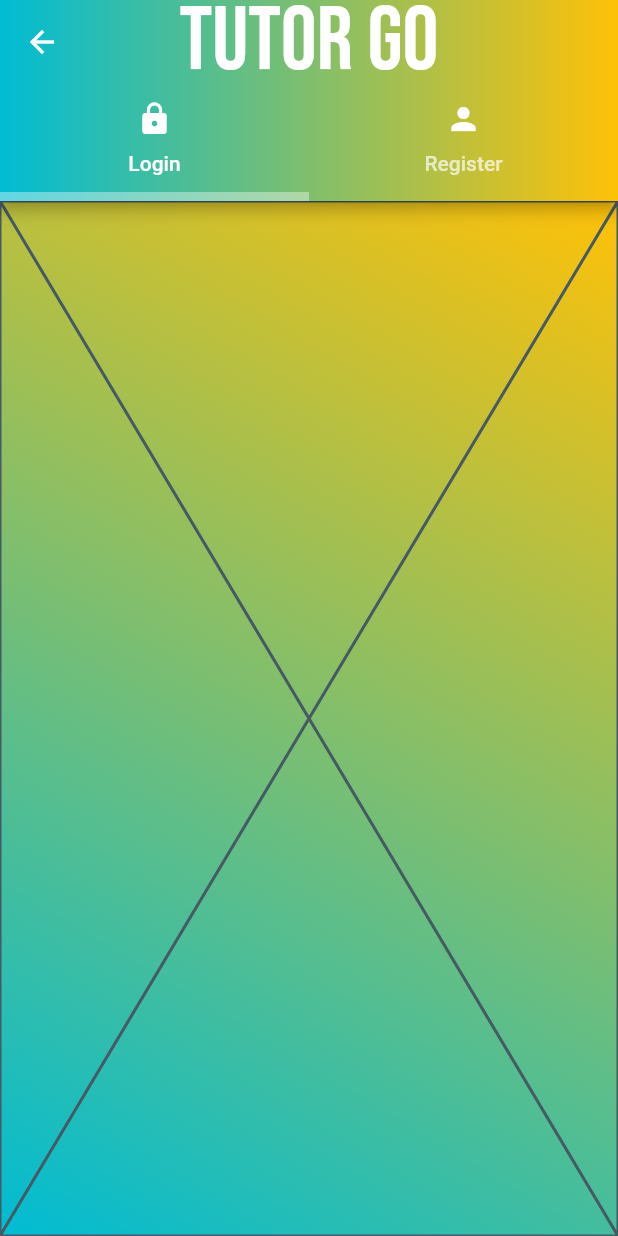
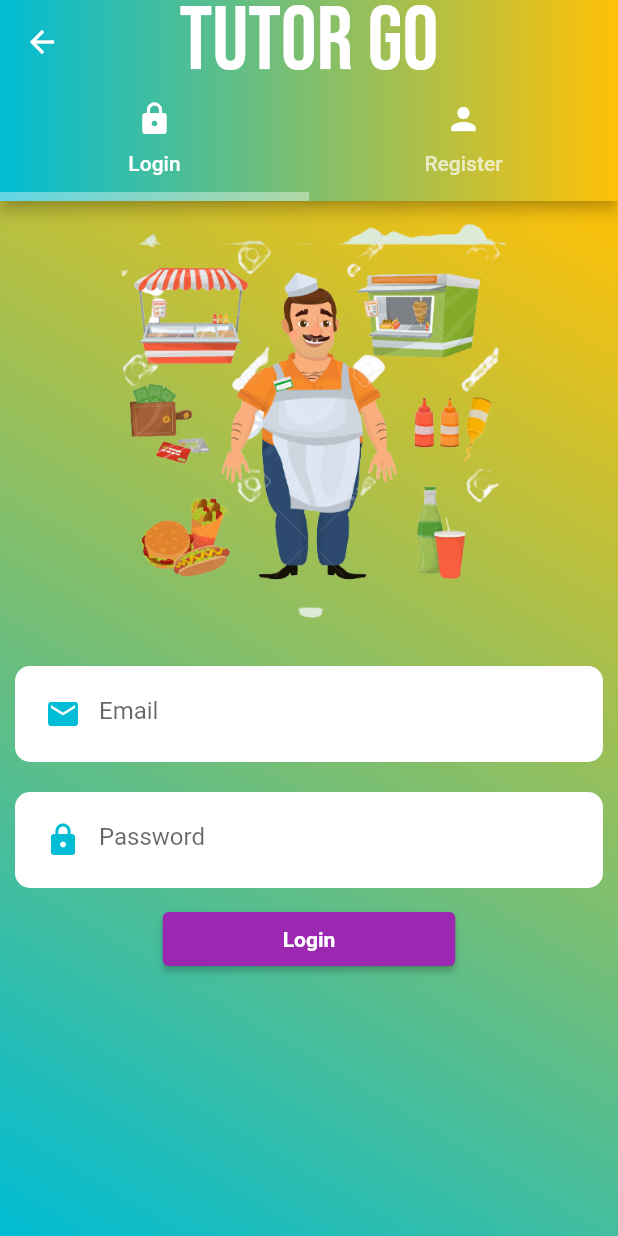
Before and after one commit to name-iffat/tuition_app, a Flutter app: the screen it shows after launch, on a phone screen of 412 x 824 dp. Run offline on Flutter 3.47's test engine with Material 2 defaults, Android fonts, the light colour scheme and no system bars; our stand-ins replace image_picker.

Commit message:
Login scrn

```diff
--- a/lib/authentication/login.dart
+++ b/lib/authentication/login.dart
@@ -1,4 +1,6 @@
 import 'package:flutter/material.dart';
+
+import '../widgets/custom_text_field.dart';
 
 class LoginScreen extends StatefulWidget {
   const LoginScreen({super.key});
@@ -8,8 +10,62 @@ class LoginScreen extends StatefulWidget {
 }
 
 class _LoginScreenState extends State<LoginScreen> {
+
+  final GlobalKey<FormState> _formKey = GlobalKey<FormState>();
+  TextEditingController emailController = TextEditingController();
+  TextEditingController passwordController = TextEditingController();
+
+
   @override
   Widget build(BuildContext context) {
-    return const Placeholder();
+    return SingleChildScrollView(
+      child: Column(
+        mainAxisSize: MainAxisSize.max,
+        children: [
+          Container(
+            alignment: Alignment.bottomCenter,
+            child: Padding(
+              padding: EdgeInsets.all(15),
+              child: Image.asset(
+                "images/seller.png",
+                    height: 270,
+              ),
+            ),
+          ),
+          Form(
+            key: _formKey,
+            child: Column(
+              children: [
+                CustomTextField(
+                  data: Icons.email,
+                  controller: emailController,
+                  hintText: "Email",
+                  isObsecre: false,
+                ),
+                CustomTextField(
+                  data: Icons.lock,
+                  controller: passwordController,
+                  hintText: "Password",
+                  isObsecre: true,
+                ),
+
+              ],
+            ),
+          ),
+          ElevatedButton(
+            child: const Text(
+              "Login",
+              style: TextStyle(color: Colors.white, fontWeight: FontWeight.bold,),
+            ),
+            style: ElevatedButton.styleFrom(
+              primary: Colors.purple,
+              padding: EdgeInsets.symmetric(horizontal: 80, vertical: 10),
+            ),
+            onPressed: ()=> print("clicked"),
+          ),
+          const SizedBox(height: 30,),
+        ],
+      ),
+    );
   }
 }
--- a/lib/authentication/register.dart
+++ b/lib/authentication/register.dart
@@ -118,7 +118,7 @@ class _RegisterScreenState extends State<RegisterScreen> {
             ),
             const SizedBox(height: 30,),
             ElevatedButton(
-              child: Text(
+              child: const Text(
                 "Sign Up",
                 style: TextStyle(color: Colors.white, fontWeight: FontWeight.bold,),
               ),
```
